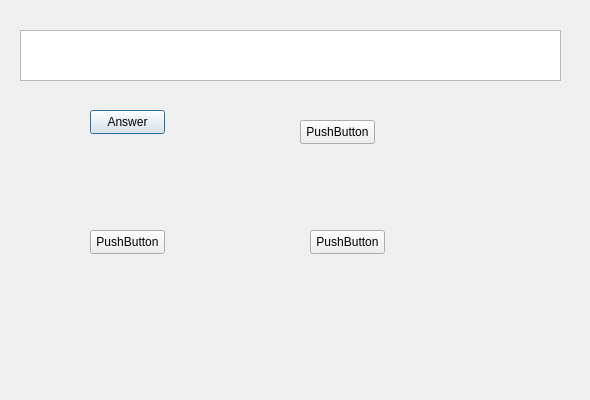
Above: Triviador/TriviadorGUI/multipleAnswerDialog.ui from stefandananau/Triviador before the change. Below: the same form after it.
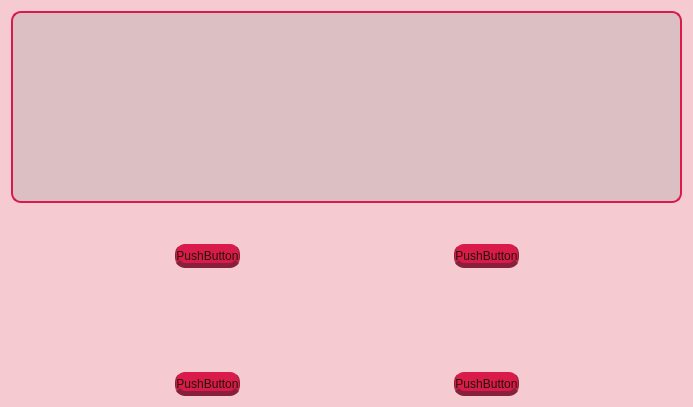
That is the form after the change.

What changed in the file:
```diff
--- a/Triviador/TriviadorGUI/multipleAnswerDialog.ui
+++ b/Triviador/TriviadorGUI/multipleAnswerDialog.ui
@@ -6,75 +6,293 @@
    <rect>
     <x>0</x>
     <y>0</y>
-    <width>590</width>
-    <height>400</height>
+    <width>693</width>
+    <height>407</height>
    </rect>
   </property>
   <property name="windowTitle">
    <string>multipleAnswerDialog</string>
   </property>
-  <widget class="QTextEdit" name="question">
-   <property name="geometry">
-    <rect>
-     <x>20</x>
-     <y>30</y>
-     <width>541</width>
-     <height>51</height>
-    </rect>
-   </property>
-  </widget>
-  <widget class="QPushButton" name="answer1Button">
-   <property name="geometry">
-    <rect>
-     <x>90</x>
-     <y>110</y>
-     <width>75</width>
-     <height>24</height>
-    </rect>
-   </property>
-   <property name="text">
-    <string>Answer</string>
-   </property>
-  </widget>
-  <widget class="QPushButton" name="answer2Button">
-   <property name="geometry">
-    <rect>
-     <x>300</x>
-     <y>120</y>
-     <width>75</width>
-     <height>24</height>
-    </rect>
-   </property>
-   <property name="text">
-    <string>PushButton</string>
-   </property>
-  </widget>
-  <widget class="QPushButton" name="answer3Button">
-   <property name="geometry">
-    <rect>
-     <x>90</x>
-     <y>230</y>
-     <width>75</width>
-     <height>24</height>
-    </rect>
-   </property>
-   <property name="text">
-    <string>PushButton</string>
-   </property>
-  </widget>
-  <widget class="QPushButton" name="answer4Button">
-   <property name="geometry">
-    <rect>
-     <x>310</x>
-     <y>230</y>
-     <width>75</width>
-     <height>24</height>
-    </rect>
-   </property>
-   <property name="text">
-    <string>PushButton</string>
-   </property>
-  </widget>
+  <property name="styleSheet">
+   <string notr="true">background-color: rgb(245, 203, 209)</string>
+  </property>
+  <layout class="QVBoxLayout" name="verticalLayout_2">
+   <item>
+    <widget class="QTextEdit" name="question">
+     <property name="styleSheet">
+      <string notr="true">	border: none;
+	padding-top: 5px;
+	color: rgb();
+	border-radius:10px;
+	border-top:2px solid rgb(217, 26, 74);
+	border-left:  2px solid rgb(217, 26, 74);
+	border-right: 2px solid rgb(217, 26, 74);
+	border-bottom: 2px solid rgb(217, 26, 74);
+background-color: rgb(219, 191, 195);</string>
+     </property>
+    </widget>
+   </item>
+   <item>
+    <spacer name="verticalSpacer_2">
+     <property name="orientation">
+      <enum>Qt::Vertical</enum>
+     </property>
+     <property name="sizeHint" stdset="0">
+      <size>
+       <width>20</width>
+       <height>25</height>
+      </size>
+     </property>
+    </spacer>
+   </item>
+   <item>
+    <layout class="QVBoxLayout" name="verticalLayout">
+     <item>
+      <layout class="QHBoxLayout" name="horizontalLayout">
+       <item>
+        <spacer name="horizontalSpacer_2">
+         <property name="orientation">
+          <enum>Qt::Horizontal</enum>
+         </property>
+         <property name="sizeHint" stdset="0">
+          <size>
+           <width>68</width>
+           <height>20</height>
+          </size>
+         </property>
+        </spacer>
+       </item>
+       <item>
+        <widget class="QPushButton" name="answer1Button">
+         <property name="styleSheet">
+          <string notr="true">QPushButton{
+	background-color: rgb(217, 26, 74);
+	border: none;
+	padding-top: 5px;
+	color: rgb(31, 22, 1);
+	border-radius:10px;
+	border-left:  1px solid rgb(135, 32, 58);
+	border-right: 1px solid rgb(135, 32, 58);
+	border-bottom: 5px solid rgb(135, 32, 58);
+	font: bold large &quot;Monospace&quot;;
+	
+
+}
+QPushButton:hover {
+	background-color: rgb(212, 63, 101);
+	border-left:  1px solid rgb(128, 51, 71);
+	border-right: 1px solid rgb(128, 51, 71);
+	border-bottom: 5px solid rgb(128, 51, 71);
+}
+QPushButton:pressed {
+	background-color: rgb(128, 51, 71);
+	border-left:  1px solid rgb(161, 5, 31);
+	border-right: 1px solid rgb(161, 5, 31);
+	border-top: 5px solid rgb(161, 5, 31);
+	padding-top: -5px;
+	border-bottom: none;
+}</string>
+         </property>
+         <property name="text">
+          <string>PushButton</string>
+         </property>
+        </widget>
+       </item>
+       <item>
+        <spacer name="horizontalSpacer">
+         <property name="orientation">
+          <enum>Qt::Horizontal</enum>
+         </property>
+         <property name="sizeHint" stdset="0">
+          <size>
+           <width>208</width>
+           <height>20</height>
+          </size>
+         </property>
+        </spacer>
+       </item>
+       <item>
+        <widget class="QPushButton" name="answer2Button">
+         <property name="styleSheet">
+          <string notr="true">QPushButton{
+	background-color: rgb(217, 26, 74);
+	border: none;
+	padding-top: 5px;
+	color: rgb(31, 22, 1);
+	border-radius:10px;
+	border-left:  1px solid rgb(135, 32, 58);
+	border-right: 1px solid rgb(135, 32, 58);
+	border-bottom: 5px solid rgb(135, 32, 58);
+	font: bold large &quot;Monospace&quot;;
+	
+
+}
+QPushButton:hover {
+	background-color: rgb(212, 63, 101);
+	border-left:  1px solid rgb(128, 51, 71);
+	border-right: 1px solid rgb(128, 51, 71);
+	border-bottom: 5px solid rgb(128, 51, 71);
+}
+QPushButton:pressed {
+	background-color: rgb(128, 51, 71);
+	border-left:  1px solid rgb(161, 5, 31);
+	border-right: 1px solid rgb(161, 5, 31);
+	border-top: 5px solid rgb(161, 5, 31);
+	padding-top: -5px;
+	border-bottom: none;
+}</string>
+         </property>
+         <property name="text">
+          <string>PushButton</string>
+         </property>
+        </widget>
+       </item>
+       <item>
+        <spacer name="horizontalSpacer_3">
+         <property name="orientation">
+          <enum>Qt::Horizontal</enum>
+         </property>
+         <property name="sizeHint" stdset="0">
+          <size>
+           <width>68</width>
+           <height>20</height>
+          </size>
+         </property>
+        </spacer>
+       </item>
+      </layout>
+     </item>
+     <item>
+      <spacer name="verticalSpacer">
+       <property name="orientation">
+        <enum>Qt::Vertical</enum>
+       </property>
+       <property name="sizeHint" stdset="0">
+        <size>
+         <width>20</width>
+         <height>98</height>
+        </size>
+       </property>
+      </spacer>
+     </item>
+     <item>
+      <layout class="QHBoxLayout" name="horizontalLayout_2">
+       <item>
+        <spacer name="horizontalSpacer_4">
+         <property name="orientation">
+          <enum>Qt::Horizontal</enum>
+         </property>
+         <property name="sizeHint" stdset="0">
+          <size>
+           <width>68</width>
+           <height>20</height>
+          </size>
+         </property>
+        </spacer>
+       </item>
+       <item>
+        <widget class="QPushButton" name="answer3Button">
+         <property name="styleSheet">
+          <string notr="true">QPushButton{
+	background-color: rgb(217, 26, 74);
+	border: none;
+	padding-top: 5px;
+	color: rgb(31, 22, 1);
+	border-radius:10px;
+	border-left:  1px solid rgb(135, 32, 58);
+	border-right: 1px solid rgb(135, 32, 58);
+	border-bottom: 5px solid rgb(135, 32, 58);
+	font: bold large &quot;Monospace&quot;;
+	
+
+}
+QPushButton:hover {
+	background-color: rgb(212, 63, 101);
+	border-left:  1px solid rgb(128, 51, 71);
+	border-right: 1px solid rgb(128, 51, 71);
+	border-bottom: 5px solid rgb(128, 51, 71);
+}
+QPushButton:pressed {
+	background-color: rgb(128, 51, 71);
+	border-left:  1px solid rgb(161, 5, 31);
+	border-right: 1px solid rgb(161, 5, 31);
+	border-top: 5px solid rgb(161, 5, 31);
+	padding-top: -5px;
+	border-bottom: none;
+}</string>
+         </property>
+         <property name="text">
+          <string>PushButton</string>
+         </property>
+        </widget>
+       </item>
+       <item>
+        <spacer name="horizontalSpacer_5">
+         <property name="orientation">
+          <enum>Qt::Horizontal</enum>
+         </property>
+         <property name="sizeHint" stdset="0">
+          <size>
+           <width>208</width>
+           <height>20</height>
+          </size>
+         </property>
+        </spacer>
+       </item>
+       <item>
+        <widget class="QPushButton" name="answer4Button">
+         <property name="styleSheet">
+          <string notr="true">QPushButton{
+	background-color: rgb(217, 26, 74);
+	border: none;
+	padding-top: 5px;
+	color: rgb(31, 22, 1);
+	border-radius:10px;
+	border-left:  1px solid rgb(135, 32, 58);
+	border-right: 1px solid rgb(135, 32, 58);
+	border-bottom: 5px solid rgb(135, 32, 58);
+	font: bold large &quot;Monospace&quot;;
+	
+
+}
+QPushButton:hover {
+	background-color: rgb(212, 63, 101);
+	border-left:  1px solid rgb(128, 51, 71);
+	border-right: 1px solid rgb(128, 51, 71);
+	border-bottom: 5px solid rgb(128, 51, 71);
+}
+QPushButton:pressed {
+	background-color: rgb(128, 51, 71);
+	border-left:  1px solid rgb(161, 5, 31);
+	border-right: 1px solid rgb(161, 5, 31);
+	border-top: 5px solid rgb(161, 5, 31);
+	padding-top: -5px;
+	border-bottom: none;
+}</string>
+         </property>
+         <property name="text">
+          <string>PushButton</string>
+         </property>
+        </widget>
+       </item>
+       <item>
+        <spacer name="horizontalSpacer_6">
+         <property name="orientation">
+          <enum>Qt::Horizontal</enum>
+         </property>
+         <property name="sizeHint" stdset="0">
+          <size>
+           <width>68</width>
+           <height>20</height>
+          </size>
+         </property>
+        </spacer>
+       </item>
+      </layout>
+     </item>
+    </layout>
+   </item>
+  </layout>
  </widget>
  <layoutdefault spacing="6" margin="11"/>
  <resources/>
```
